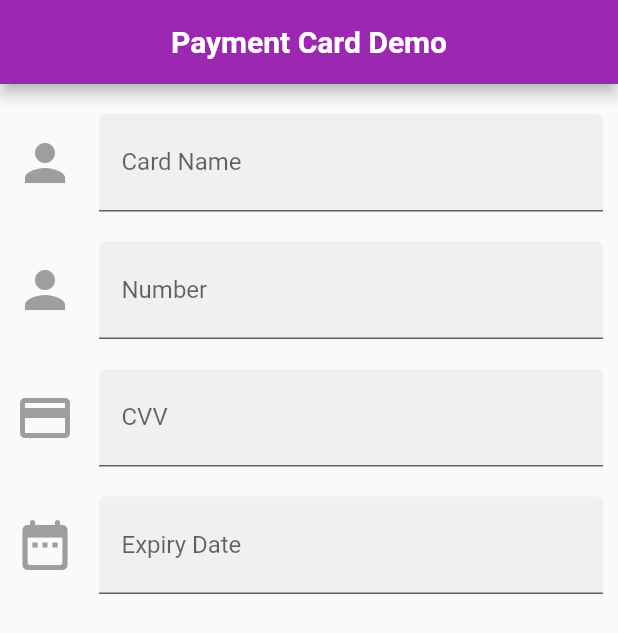
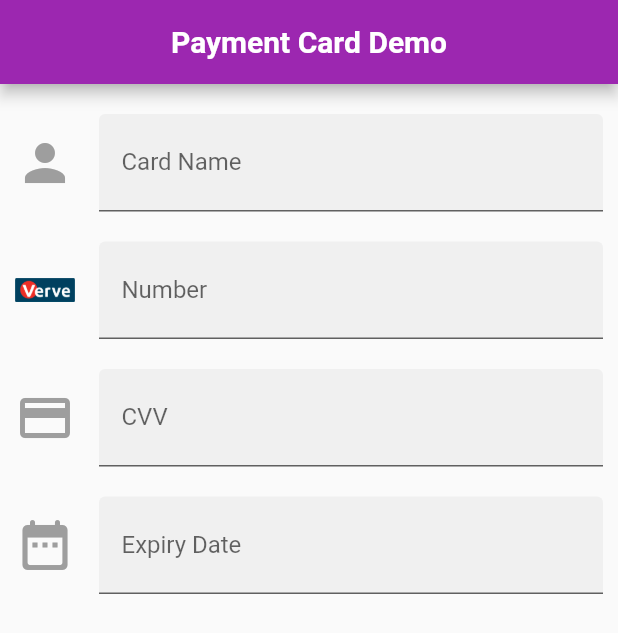
Before and after one commit to Naandalist/payment-card-ui, a Flutter app: the screen it shows after launch, on a phone screen of 412 x 824 dp. Shown: the top 633 px of the screen. Run offline on Flutter 3.47's test engine with Material 2 defaults, Android fonts, the phone set to English and light mode, and no system bars.

Commit message:
Config Load Local Assets

```diff
--- a/lib/appScreen.dart
+++ b/lib/appScreen.dart
@@ -40,10 +40,10 @@ class AppScreenState extends State<AppScreen> {
                 child: TextFormField(
                   decoration: InputDecoration(
                     contentPadding: const EdgeInsets.all(15.0),
-                    icon: Icon(
-                      Icons.person,
-                      size: 40.0,
-                      color: Colors.grey,
+                    icon: Image.asset(
+                      'assets/img/verve.png',
+                      width: 40.0,
+                      // color: Colors.grey[600],
                     ),
                     border: UnderlineInputBorder(),
                     filled: true,
--- a/pubspec.yaml
+++ b/pubspec.yaml
@@ -45,8 +45,8 @@ flutter:
   uses-material-design: true
 
   # To add assets to your application, add an assets section, like this:
-  # assets:
-  #   - images/a_dot_burr.jpeg
+  assets:
+    - assets/img/verve.png
   #   - images/a_dot_ham.jpeg
 
   # An image asset can refer to one or more resolution-specific "variants", see
```
Also changed, not shown: assets/img/verve.png (added).
